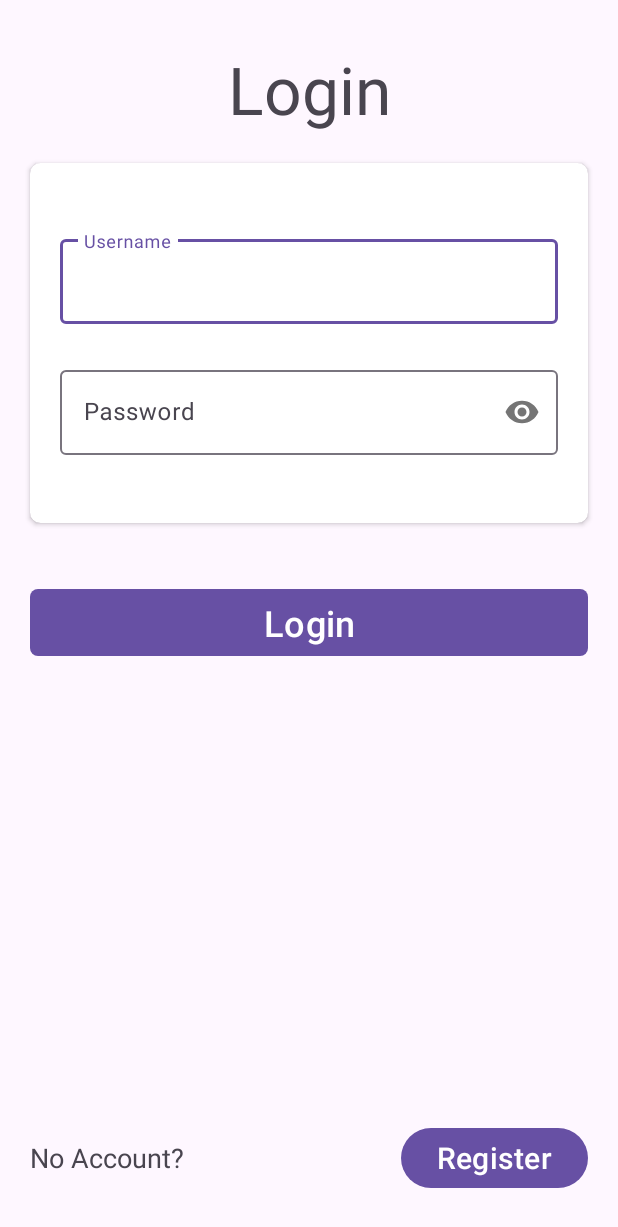
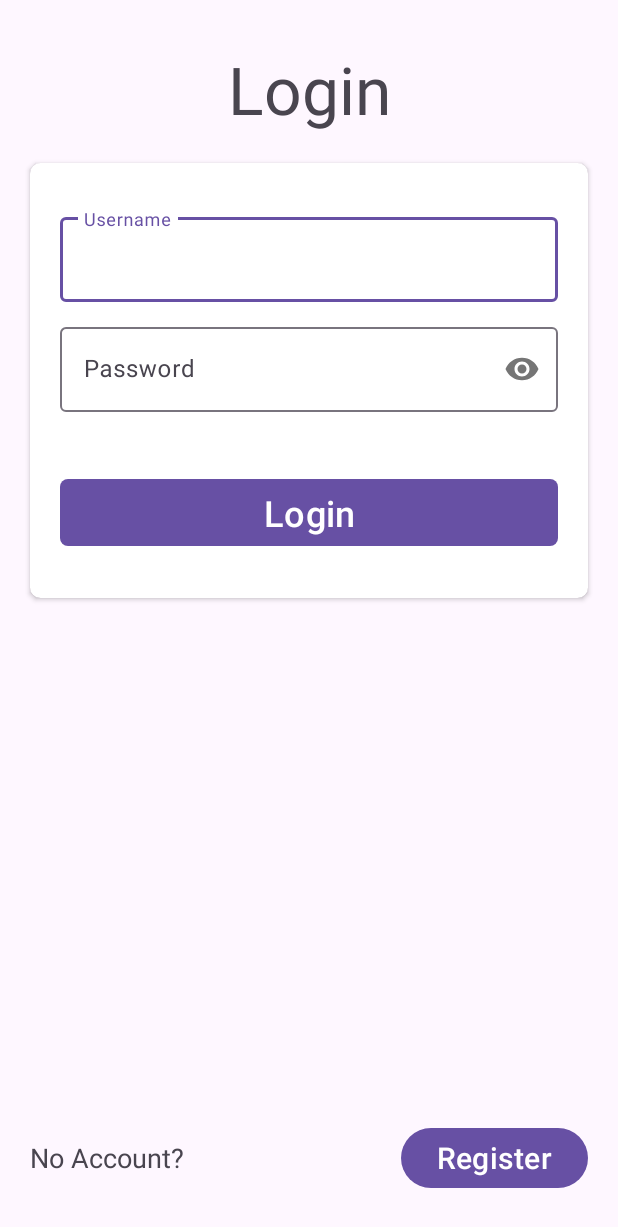
Before and after one commit to KainTim/Splatournament-Client, an Android app: the screen it shows after launch (MainActivity), on a phone screen of 412 x 824 dp. Shown: the top 1227 px of the screen. Run offline under Robolectric (Android 15) with nearby library versions, the phone set to English and light mode, and no system bars; our stand-ins replace Volley.

```diff
--- a/app/src/main/res/layout/fragment_login.xml
+++ b/app/src/main/res/layout/fragment_login.xml
@@ -32,7 +32,7 @@
 
         <androidx.constraintlayout.widget.ConstraintLayout
             android:layout_width="match_parent"
-            android:layout_height="200dp"
+            android:layout_height="250dp"
             android:layout_margin="20dp">
 
             <com.google.android.material.textfield.TextInputLayout
@@ -57,7 +57,7 @@
                 android:id="@+id/txtPassword"
                 android:layout_width="0dp"
                 android:layout_height="wrap_content"
-                app:layout_constraintBottom_toBottomOf="parent"
+                app:layout_constraintBottom_toTopOf="@+id/btnLogin"
                 app:layout_constraintEnd_toEndOf="parent"
                 app:layout_constraintStart_toStartOf="parent"
                 app:layout_constraintTop_toBottomOf="@+id/txtUsername"
@@ -70,24 +70,23 @@
                     android:inputType="textPassword"
                     tools:ignore="VisualLintTextFieldSize" />
             </com.google.android.material.textfield.TextInputLayout>
-        </androidx.constraintlayout.widget.ConstraintLayout>
-
-    </androidx.cardview.widget.CardView>
 
             <Button
                 android:id="@+id/btnLogin"
                 android:layout_width="0dp"
                 android:layout_height="wrap_content"
-        android:layout_marginStart="20dp"
-        android:layout_marginTop="40dp"
-        android:layout_marginEnd="20dp"
+                android:layout_marginTop="30dp"
                 android:text="@string/login"
                 android:textSize="24sp"
                 app:cornerRadius="5dp"
+                app:layout_constraintBottom_toBottomOf="parent"
                 app:layout_constraintEnd_toEndOf="parent"
                 app:layout_constraintStart_toStartOf="parent"
-        app:layout_constraintTop_toBottomOf="@+id/cvLogin"
+                app:layout_constraintTop_toBottomOf="@+id/txtPassword"
                 tools:ignore="DuplicateSpeakableTextCheck" />
+        </androidx.constraintlayout.widget.ConstraintLayout>
+
+    </androidx.cardview.widget.CardView>
 
     <TextView
         android:id="@+id/tvNoAccount"
@@ -99,7 +98,7 @@
         android:textSize="18sp"
         app:layout_constraintBottom_toBottomOf="parent"
         app:layout_constraintStart_toStartOf="parent"
-        app:layout_constraintTop_toBottomOf="@+id/btnLogin"
+        app:layout_constraintTop_toBottomOf="@+id/cvLogin"
         app:layout_constraintVertical_bias="1.0" />
 
     <Button
@@ -117,13 +116,15 @@
         android:id="@+id/tvInvalidPassorUsrName"
         android:layout_width="wrap_content"
         android:layout_height="wrap_content"
+        android:layout_marginTop="30dp"
         android:text="@string/invalid_usrname_pass"
         android:textColor="?attr/colorError"
         android:textSize="24sp"
         android:visibility="gone"
-        app:layout_constraintBottom_toTopOf="@+id/btnLogin"
+        app:layout_constraintBottom_toTopOf="@+id/btnLoginRegister"
         app:layout_constraintEnd_toEndOf="parent"
         app:layout_constraintStart_toStartOf="parent"
-        app:layout_constraintTop_toBottomOf="@+id/cvLogin" />
+        app:layout_constraintTop_toBottomOf="@+id/cvLogin"
+        app:layout_constraintVertical_bias="0.0" />
 
 </androidx.constraintlayout.widget.ConstraintLayout>
```
Also changed, not shown: app/src/main/java/com/kainzt/splatournament_client/fragments/CreateTournamentFragment.java (+7 -1 lines), app/src/main/res/layout/fragment_create_tournament.xml (+9 -4 lines). Lines whose indentation alone changed are shown as unchanged.
